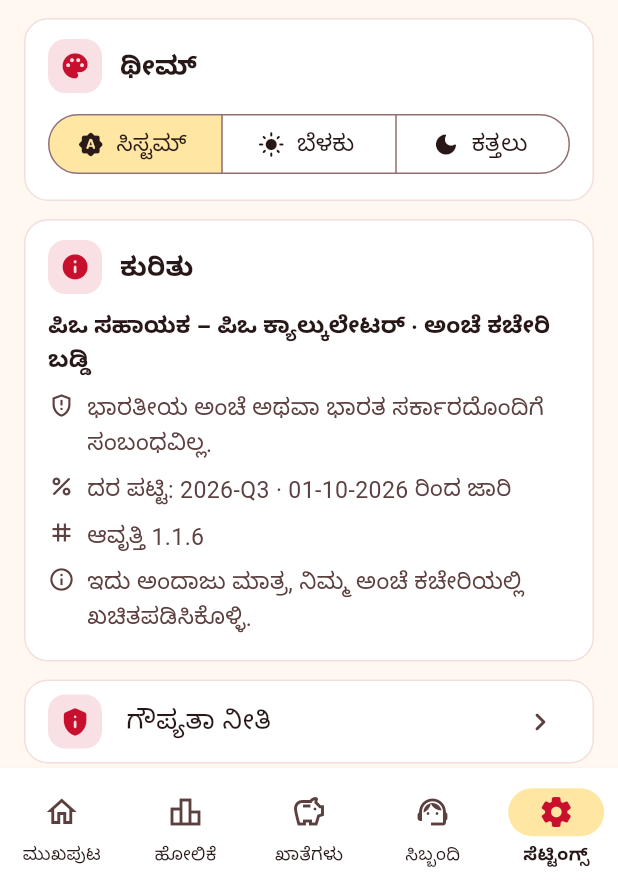
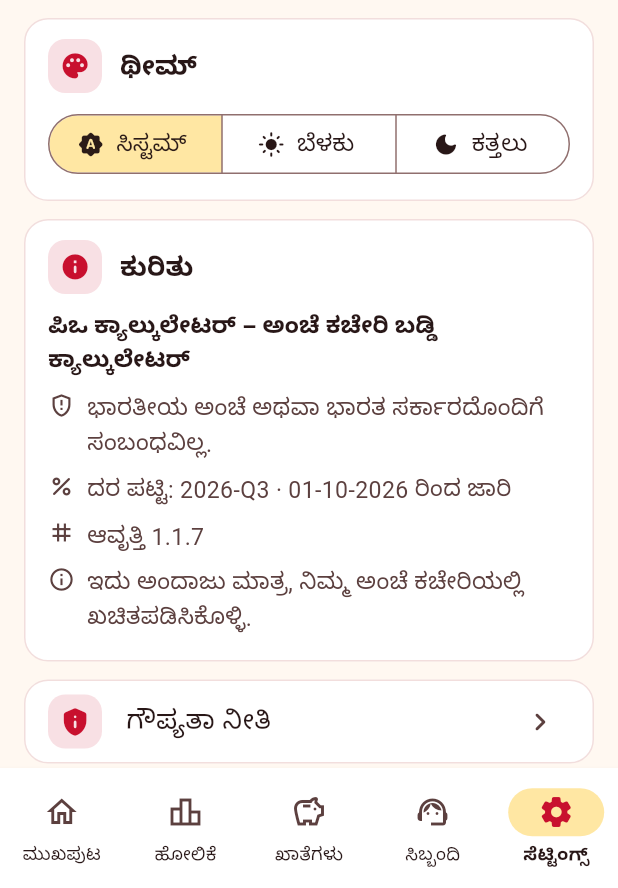
Before and after one commit to maheshraikg/po-calculator, a Flutter app: the screen it shows after launch, item 5 of the bottom bar chosen, on a phone screen of 412 x 824 dp, the part 348-1236 px from its top. Run offline on Flutter 3.47's test engine with Material 3 defaults, Android fonts, the phone set to English and light mode, and no system bars; our stand-ins replace decimal, flutter_local_notifications, share_plus, shared_preferences, timezone.

Commit message:
PO Calculator 1.1.7: rename the app to "PO Calculator"
- Launcher label, window title and in-app name: PO Calculator
  (Kannada: ಪಿಒ ಕ್ಯಾಲ್ಕುಲೇಟರ್); tagline "Post Office interest calculator".
- Store titles "PO Calculator: Post Office" and descriptions, release
  titles and workflow names updated. App id and download link unchanged,
  so it still installs over earlier versions.

Co-Authored-By: Claude Opus 5.5 <noreply@anthropic.com>
Claude-Session: https://claude.ai/code/session_012VZRKny5dAwRHgm86XLQ6S

```diff
--- a/lib/app/strings.dart
+++ b/lib/app/strings.dart
@@ -16,10 +16,10 @@ class S {
   String _t(String en, String kn) => this.kn ? kn : en;
 
   // App
-  String get appTitle => _t('PO Sahayak', 'ಪಿಒ ಸಹಾಯಕ');
+  String get appTitle => _t('PO Calculator', 'ಪಿಒ ಕ್ಯಾಲ್ಕುಲೇಟರ್');
   String get tagline => _t(
-    'PO Calculator · Post Office interest',
-    'ಪಿಒ ಕ್ಯಾಲ್ಕುಲೇಟರ್ · ಅಂಚೆ ಕಚೇರಿ ಬಡ್ಡಿ',
+    'Post Office interest calculator',
+    'ಅಂಚೆ ಕಚೇರಿ ಬಡ್ಡಿ ಕ್ಯಾಲ್ಕುಲೇಟರ್',
   );
   String get notAffiliated => _t(
     'Not affiliated with India Post or the Government of India.',
@@ -378,8 +378,8 @@ class S {
   String get rateVersion => _t('Rate table', 'ದರ ಪಟ್ಟಿ');
   String get privacy => _t('Privacy policy', 'ಗೌಪ್ಯತಾ ನೀತಿ');
   String get privacyText => _t(
-    'PO Sahayak works fully offline. It has no internet permission, collects no data and shares nothing. Saved accounts stay only on this phone and are removed when you uninstall the app.',
-    'ಪಿಒ ಸಹಾಯಕ ಸಂಪೂರ್ಣ ಆಫ್‌ಲೈನ್. ಇಂಟರ್ನೆಟ್ ಅನುಮತಿ ಇಲ್ಲ, ಯಾವುದೇ ಮಾಹಿತಿ ಸಂಗ್ರಹಿಸುವುದಿಲ್ಲ ಅಥವಾ ಹಂಚುವುದಿಲ್ಲ. ಉಳಿಸಿದ ಖಾತೆಗಳು ಈ ಫೋನ್‌ನಲ್ಲಿ ಮಾತ್ರ ಇರುತ್ತವೆ.',
+    'PO Calculator works fully offline. It has no internet permission, collects no data and shares nothing. Saved accounts stay only on this phone and are removed when you uninstall the app.',
+    'ಪಿಒ ಕ್ಯಾಲ್ಕುಲೇಟರ್ ಸಂಪೂರ್ಣ ಆಫ್‌ಲೈನ್. ಇಂಟರ್ನೆಟ್ ಅನುಮತಿ ಇಲ್ಲ, ಯಾವುದೇ ಮಾಹಿತಿ ಸಂಗ್ರಹಿಸುವುದಿಲ್ಲ ಅಥವಾ ಹಂಚುವುದಿಲ್ಲ. ಉಳಿಸಿದ ಖಾತೆಗಳು ಈ ಫೋನ್‌ನಲ್ಲಿ ಮಾತ್ರ ಇರುತ್ತವೆ.',
   );
   String get version => _t('Version', 'ಆವೃತ್ತಿ');
   String get ok => _t('OK', 'ಸರಿ');
--- a/lib/features/settings/settings_screen.dart
+++ b/lib/features/settings/settings_screen.dart
@@ -6,7 +6,7 @@ import '../../app/strings.dart';
 import '../../app/theme.dart';
 import '../../widgets/common.dart';
 
-const String kAppVersion = '1.1.6';
+const String kAppVersion = '1.1.7';
 
 class SettingsScreen extends StatelessWidget {
   const SettingsScreen({super.key});
--- a/lib/main.dart
+++ b/lib/main.dart
@@ -78,7 +78,7 @@ class _PoSahayakAppState extends State<PoSahayakApp> {
       child: ListenableBuilder(
         listenable: widget.settings,
         builder: (context, _) => MaterialApp(
-          title: 'PO Sahayak: PO Calculator',
+          title: 'PO Calculator',
           debugShowCheckedModeBanner: false,
           theme: buildTheme(Brightness.light),
           darkTheme: buildTheme(Brightness.dark),
--- a/pubspec.yaml
+++ b/pubspec.yaml
@@ -16,7 +16,7 @@ publish_to: 'none' # Remove this line if you wish to publish to pub.dev
 # https://developer.apple.com/library/archive/documentation/General/Reference/InfoPlistKeyReference/Articles/CoreFoundationKeys.html
 # In Windows, build-name is used as the major, minor, and patch parts
 # of the product and file versions while build-number is used as the build suffix.
-version: 1.1.6+8
+version: 1.1.7+9
 
 environment:
   sdk: ^3.13.5
--- a/store/listing/en-IN/full_description.txt
+++ b/store/listing/en-IN/full_description.txt
@@ -1,4 +1,4 @@
-PO Sahayak is a free, offline Post Office calculator in Kannada and English. Work out maturity amount, interest and maturity date for every Post Office small savings scheme in seconds, with no ads and no internet.
+PO Calculator is a free, offline Post Office calculator in Kannada and English. Work out maturity amount, interest and maturity date for every Post Office small savings scheme in seconds, with no ads and no internet.
 
 SCHEMES
 • Recurring Deposit (RD) calculator
--- a/store/listing/en-IN/title.txt
+++ b/store/listing/en-IN/title.txt
@@ -1 +1 @@
-PO Sahayak: PO Calculator
+PO Calculator: Post Office
--- a/store/listing/kn-IN/full_description.txt
+++ b/store/listing/kn-IN/full_description.txt
@@ -1,4 +1,4 @@
-ಪಿಒ ಸಹಾಯಕ ಕನ್ನಡ ಮತ್ತು ಇಂಗ್ಲಿಷ್‌ನಲ್ಲಿರುವ ಉಚಿತ, ಆಫ್‌ಲೈನ್ ಅಂಚೆ ಕಚೇರಿ ಬಡ್ಡಿ ಕ್ಯಾಲ್ಕುಲೇಟರ್. ಎಲ್ಲಾ ಅಂಚೆ ಕಚೇರಿ ಉಳಿತಾಯ ಯೋಜನೆಗಳ ಮುಕ್ತಾಯ ಮೊತ್ತ, ಬಡ್ಡಿ ಮತ್ತು ಮುಕ್ತಾಯ ದಿನಾಂಕವನ್ನು ಕ್ಷಣದಲ್ಲಿ ತಿಳಿಯಿರಿ. ಜಾಹೀರಾತು ಇಲ್ಲ, ಇಂಟರ್ನೆಟ್ ಬೇಕಿಲ್ಲ.
+ಪಿಒ ಕ್ಯಾಲ್ಕುಲೇಟರ್ ಕನ್ನಡ ಮತ್ತು ಇಂಗ್ಲಿಷ್‌ನಲ್ಲಿರುವ ಉಚಿತ, ಆಫ್‌ಲೈನ್ ಅಂಚೆ ಕಚೇರಿ ಬಡ್ಡಿ ಕ್ಯಾಲ್ಕುಲೇಟರ್. ಎಲ್ಲಾ ಅಂಚೆ ಕಚೇರಿ ಉಳಿತಾಯ ಯೋಜನೆಗಳ ಮುಕ್ತಾಯ ಮೊತ್ತ, ಬಡ್ಡಿ ಮತ್ತು ಮುಕ್ತಾಯ ದಿನಾಂಕವನ್ನು ಕ್ಷಣದಲ್ಲಿ ತಿಳಿಯಿರಿ. ಜಾಹೀರಾತು ಇಲ್ಲ, ಇಂಟರ್ನೆಟ್ ಬೇಕಿಲ್ಲ.
 
 ಯೋಜನೆಗಳು
 • ಆವರ್ತ ಠೇವಣಿ (RD)
--- a/store/listing/kn-IN/title.txt
+++ b/store/listing/kn-IN/title.txt
@@ -1 +1 @@
-PO Sahayak: PO ಕ್ಯಾಲ್ಕುಲೇಟರ್
+PO Calculator: ಅಂಚೆ ಕಚೇರಿ
```
Also changed, not shown: 2 other files.
